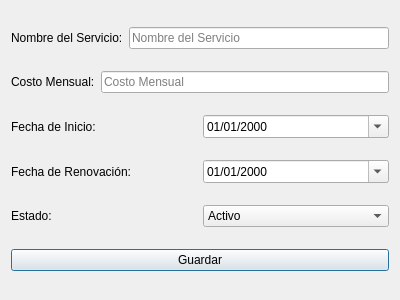
This is ui/AddSubscription.ui in JoseManuelLuque/BillGuard as Qt 5 draws it before an edit. The edited form follows.
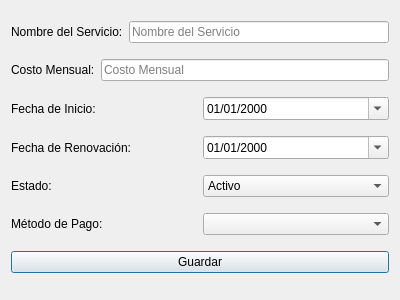
This is the edited form.

Commit message: Metodos de pago funcionando

```diff
--- a/ui/AddSubscription.ui
+++ b/ui/AddSubscription.ui
@@ -122,6 +122,20 @@
      </item>
     </layout>
    </item>
+   <item>
+    <layout class="QHBoxLayout" name="horizontalLayoutMetodoPago">
+     <item>
+      <widget class="QLabel" name="labelMetodoPago">
+       <property name="text">
+        <string>Método de Pago:</string>
+       </property>
+      </widget>
+     </item>
+     <item>
+      <widget class="QComboBox" name="comboMetodoPago"/>
+     </item>
+    </layout>
+   </item>
    <item>
     <widget class="QPushButton" name="btnSave">
      <property name="text">
```
The commit also changes 12 other files.
